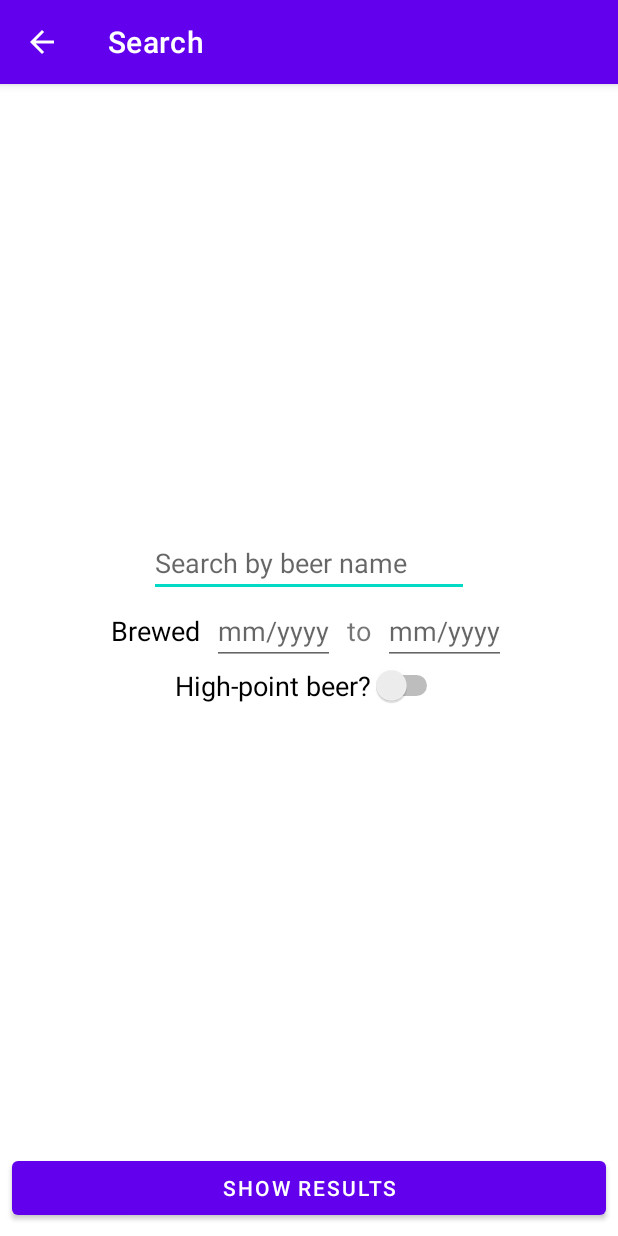
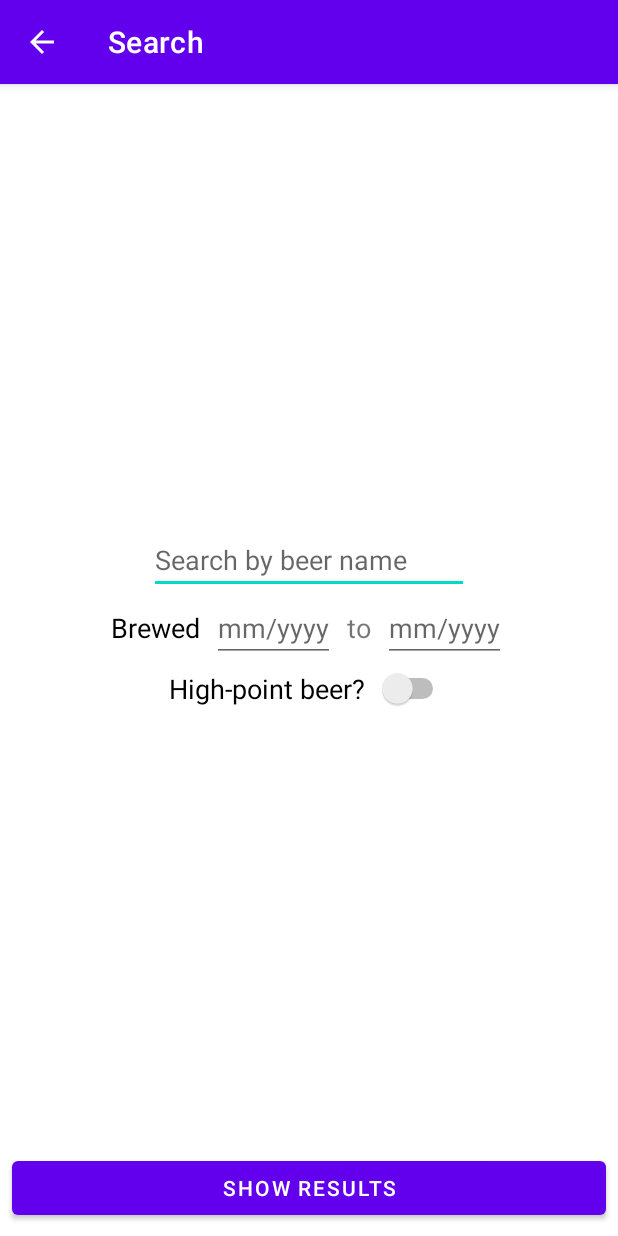
Before and after one commit to kreaselee/COMP371-homework2, an Android app: the SecondActivity screen opened directly, with no data from a screen before it, on a phone screen of 412 x 824 dp. Run offline under Robolectric (Android 15) with nearby library versions, the phone set to English and light mode, and no system bars.

Commit message:
Modify second activity xml

```diff
--- a/app/src/main/res/layout/activity_second.xml
+++ b/app/src/main/res/layout/activity_second.xml
@@ -87,7 +87,9 @@
                 android:id="@+id/switch_highPoint"
                 android:layout_width="0dp"
                 android:layout_height="wrap_content"
+                android:layout_marginTop="4dp"
                 android:layout_weight="1"
+                android:switchPadding="8dp"
                 android:text="@string/switch_highPoint"
                 android:textSize="18sp"
                 tools:ignore="UseSwitchCompatOrMaterialXml" />
```
